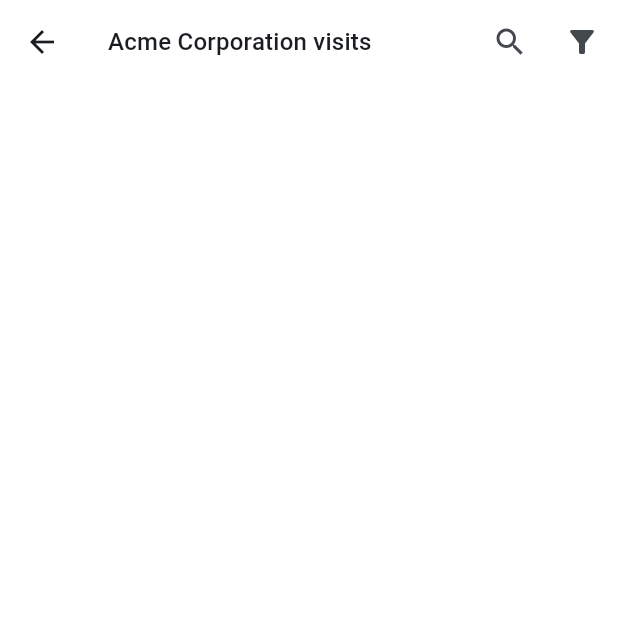
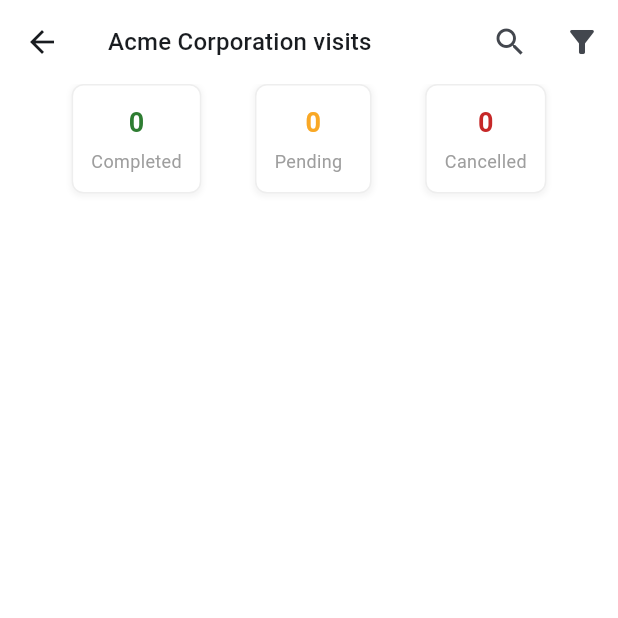
Before and after one commit to CharlesMuchogo/Route-to-Market, a Flutter app: the CustomersVisitsPage screen opened directly with sample values from the repository, on a phone screen of 412 x 824 dp, the top half of it. Run offline on Flutter 3.47's test engine with Material 3 defaults, Android fonts, the phone set to English and light mode, and no system bars; our stand-ins replace connectivity_plus, dio, equatable, flutter_bloc, flutter_dotenv, hive_flutter and 1 more; accounts and stored records are empty; network calls fail.

Commit message:
Updated statistics on visits page

```diff
--- a/lib/data/remote/RemoteRepositoryImpl.dart
+++ b/lib/data/remote/RemoteRepositoryImpl.dart
@@ -16,8 +16,6 @@
   final dio = Dio();
   final BASE_URL = "https://kqgbftwsodpttpqgqnbh.supabase.co";
   final API_KEY = dotenv.env['API_KEY'];
-
-      //"eyJhbGciOiJIUzI1NiIsInR5cCI6IkpXVCJ9.eyJpc3MiOiJzdXBhYmFzZSIsInJlZiI6ImtxZ2JmdHdzb2RwdHRwcWdxbmJoIiwicm9sZSI6ImFub24iLCJpYXQiOjE3NDU5ODk5OTksImV4cCI6MjA2MTU2NTk5OX0.rwJSY4bJaNdB8jDn3YJJu_gKtznzm-dUKQb4OvRtP6c";
 
   RemoteRepositoryImpl() {
     dio.options.baseUrl = BASE_URL;
--- a/lib/presentation/activities/activities_page.dart
+++ b/lib/presentation/activities/activities_page.dart
@@ -1,6 +1,7 @@
 import 'package:flutter/material.dart';
 import 'package:flutter_bloc/flutter_bloc.dart';
 import 'package:route_to_market/domain/models/activity/Activity.dart';
+import 'package:route_to_market/presentation/activities/widgets/activity_screen_card.dart';
 import 'package:route_to_market/presentation/bloc/activities/activities_bloc.dart';
 import 'package:route_to_market/presentation/components/CustomBox.dart';
 import 'package:route_to_market/presentation/visits/activity_card.dart';
@@ -37,11 +38,10 @@
               itemCount: activities.length,
               itemBuilder: (context, index) {
                 Activity activity = activities[index];
-                return ActivityCard(
+                return ActivityScreenCard(
                   activity: activity,
                   onClick: () {
                   },
-                  selected: false,
                 );
               },
             ),
--- a/lib/presentation/customers/Customers_Visits.dart
+++ b/lib/presentation/customers/Customers_Visits.dart
@@ -19,17 +19,21 @@
 }
 
 class _CustomersVisitsPageState extends State<CustomersVisitsPage> {
-
   @override
   void initState() {
     super.initState();
     context.read<VisitsBloc>().add(GetCustomerVisits(id: widget.customer.id));
   }
+
   bool isSearching = false;
   bool isFiltering = false;
   List<OrderFilters> menuItems = [
     OrderFilters(name: "Ascending", ascending: true, icon: Icons.arrow_upward),
-    OrderFilters(name: "Descending", ascending: false, icon: Icons.arrow_downward),
+    OrderFilters(
+      name: "Descending",
+      ascending: false,
+      icon: Icons.arrow_downward,
+    ),
   ];
   TextEditingController searchController = TextEditingController();
 
@@ -37,7 +41,6 @@
 
   @override
   Widget build(BuildContext context) {
-
     return Scaffold(
       appBar: AppBar(
         automaticallyImplyLeading: !isSearching,
@@ -110,7 +113,8 @@
             ),
         ],
       ),
-      body: BlocBuilder<VisitsBloc, VisitsState>(
+      body: Expanded(
+        child: BlocBuilder<VisitsBloc, VisitsState>(
           builder: (context, state) {
             if (state.status == VisitsStatus.loading &&
                 state.customerVisits.isEmpty) {
@@ -130,21 +134,39 @@
 
             List<Visit> visits = state.customerVisits.toList();
 
-          return Expanded(
-            child: Padding(
+            int pendingVisitsCount = visits.where((visit) => visit.status.toLowerCase() == NewVisitStatus.pending.name).length;
+            int cancelledVisitsCount = visits.where((visit) => visit.status.toLowerCase() == NewVisitStatus.cancelled.name).length;
+            int completedVisitsCount = visits.where((visit) => visit.status.toLowerCase() == NewVisitStatus.completed.name).length;
+
+
+
+
+            return Padding(
               padding: EdgeInsets.symmetric(horizontal: 12),
-              child: ListView.separated(
-                itemCount: visits.length,
-                separatorBuilder: (context, index) => SizedBox(height: 12),
-                itemBuilder: (context, index) {
-                  Visit visit = visits[index];
-                  return buildVisitCard(visit);
+              child: ListView(
+                children: [
+                  Row(
+                    mainAxisAlignment: MainAxisAlignment.spaceEvenly,
+                    children: [
+                    buildStatCard("Completed", "$completedVisitsCount", Colors.green[800]! ),
+                    buildStatCard("Pending  ", "$pendingVisitsCount", Colors.yellow[800]! ),
+                    buildStatCard("Cancelled", "$cancelledVisitsCount", Colors.red[800]! ),
+                  ],),
+
+                  const SizedBox(height: 16),
+                  ...visits.map(
+                    (visit) => Padding(
+                      padding: const EdgeInsets.only(bottom: 12),
+                      child: buildVisitCard(visit),
+                    ),
+                  ),
+                  const SizedBox(height: 24),
+                ],
+              ),
+            );
           },
         ),
       ),
     );
-        },
-      ),
-    );
   }
 }
```
Also changed, not shown: lib/presentation/activities/widgets/activity_screen_card.dart (added, +69 -0 lines), lib/presentation/components/AppSnackBar.dart (added, +23 -0 lines), lib/presentation/visits/customer_visit.dart (+10 -2 lines), lib/presentation/visits/customer_visit_list.dart (deleted, +0 -144 lines). Lines whose indentation alone changed are shown as unchanged.
